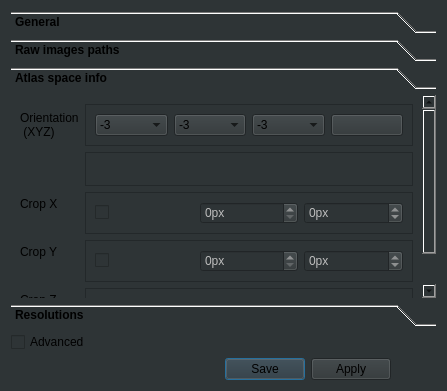
Before: the Qt Designer form ClearMap/gui/creator/sample_tab.ui in ClearAnatomics/ClearMap, drawn with Qt 5.
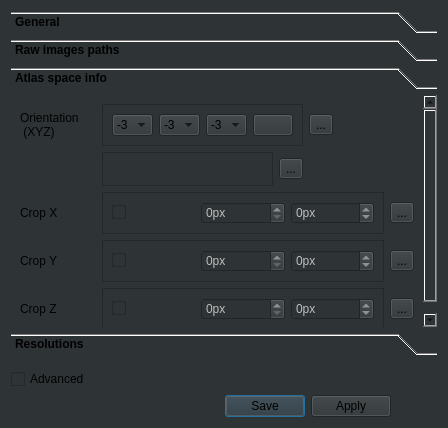
After: the same form once the commit is applied. The open tabs and pages were chosen to show the change. Icons and pictures are not drawn.

Patch:
```diff
--- a/ClearMap/gui/creator/sample_tab.ui
+++ b/ClearMap/gui/creator/sample_tab.ui
@@ -6,8 +6,8 @@
    <rect>
     <x>0</x>
     <y>0</y>
-    <width>447</width>
-    <height>391</height>
+    <width>448</width>
+    <height>428</height>
    </rect>
   </property>
   <property name="windowTitle">
@@ -228,24 +228,30 @@
         <property name="geometry">
          <rect>
           <x>0</x>
-          <y>-65</y>
-          <width>413</width>
+          <y>-28</y>
+          <width>414</width>
           <height>252</height>
          </rect>
         </property>
         <attribute name="label">
          <string>Atlas space info</string>
         </attribute>
-        <layout class="QFormLayout" name="formLayout_4">
+        <layout class="QGridLayout" name="gridLayout_2">
          <item row="0" column="0">
-          <widget class="QLabel" name="label_5">
+          <widget class="QLabel" name="sampleOrientationLbl">
+           <property name="toolTip">
+            <string>The orientation of the sample during acquisition</string>
+           </property>
+           <property name="whatsThis">
+            <string>&lt;html&gt;&lt;head/&gt;&lt;body&gt;&lt;p&gt;The order in which are represented the X, Y and Z axes. A minus sign indicates an inversion of the axis direction. &lt;span style=&quot; color:#edd400;&quot;&gt;WARNING: do not select the same order for multiple axes.&lt;/span&gt;&lt;/p&gt;&lt;p&gt;Once selected, click on the magnifying glass to view the result.&lt;/p&gt;&lt;/body&gt;&lt;/html&gt;</string>
+           </property>
            <property name="text">
             <string>Orientation
  (XYZ)</string>
            </property>
           </widget>
          </item>
-         <item row="0" column="1">
+         <item row="0" column="1" colspan="2">
           <widget class="QFrame" name="frame">
            <property name="frameShape">
             <enum>QFrame::StyledPanel</enum>
@@ -382,8 +388,25 @@
            </layout>
           </widget>
          </item>
+         <item row="0" column="3" colspan="2">
+          <widget class="QToolButton" name="sampleOrientationInfoToolButton">
+           <property name="text">
+            <string>...</string>
+           </property>
+           <property name="icon">
+            <iconset resource="icons.qrc">
+             <normaloff>:/icons/icons/info.svg</normaloff>:/icons/icons/info.svg</iconset>
+           </property>
+          </widget>
+         </item>
          <item row="1" column="1">
-          <widget class="QFrame" name="frame_2">
+          <widget class="QFrame" name="miniBrainFrame">
+           <property name="toolTip">
+            <string>The orientation of the sample</string>
+           </property>
+           <property name="whatsThis">
+            <string>&lt;html&gt;&lt;head/&gt;&lt;body&gt;&lt;p&gt;This is a sketch of the sample as it was oriented during your scan.&lt;/p&gt;&lt;/body&gt;&lt;/html&gt;</string>
+           </property>
            <property name="frameShape">
             <enum>QFrame::StyledPanel</enum>
            </property>
@@ -405,14 +428,31 @@
            </layout>
           </widget>
          </item>
+         <item row="1" column="2">
+          <widget class="QToolButton" name="miniBrainFrameInfoToolButton">
+           <property name="text">
+            <string>...</string>
+           </property>
+           <property name="icon">
+            <iconset resource="icons.qrc">
+             <normaloff>:/icons/icons/info.svg</normaloff>:/icons/icons/info.svg</iconset>
+           </property>
+          </widget>
+         </item>
          <item row="2" column="0">
-          <widget class="QLabel" name="label">
+          <widget class="QLabel" name="sampleCropXLbl">
+           <property name="toolTip">
+            <string>How the sample is cropped along X</string>
+           </property>
+           <property name="whatsThis">
+            <string>&lt;html&gt;&lt;head/&gt;&lt;body&gt;&lt;p&gt;How to crop the atlas along X to match the sample. &lt;span style=&quot; color:#729fcf;&quot;&gt;NOTE: Values in pixels.&lt;/span&gt; To select the appropriate values, open the atlas in the same orientation (in ClearMap/Resources/Atlas).&lt;/p&gt;&lt;/body&gt;&lt;/html&gt;</string>
+           </property>
            <property name="text">
             <string>Crop X</string>
            </property>
           </widget>
          </item>
-         <item row="2" column="1">
+         <item row="2" column="1" colspan="3">
           <widget class="QFrame" name="sliceXDoublet">
            <property name="frameShape">
             <enum>QFrame::StyledPanel</enum>
@@ -466,14 +506,31 @@
            </layout>
           </widget>
          </item>
+         <item row="2" column="4">
+          <widget class="QToolButton" name="sampleCropXLblInfoToolButton">
+           <property name="text">
+            <string>...</string>
+           </property>
+           <property name="icon">
+            <iconset resource="icons.qrc">
+             <normaloff>:/icons/icons/info.svg</normaloff>:/icons/icons/info.svg</iconset>
+           </property>
+          </widget>
+         </item>
          <item row="3" column="0">
-          <widget class="QLabel" name="label_3">
+          <widget class="QLabel" name="sampleCropYLbl">
+           <property name="toolTip">
+            <string>How the sample is cropped along Y</string>
+           </property>
+           <property name="whatsThis">
+            <string>&lt;html&gt;&lt;head/&gt;&lt;body&gt;&lt;p&gt;How to crop the atlas along Y to match the sample. &lt;span style=&quot; color:#729fcf;&quot;&gt;NOTE: Values in pixels.&lt;/span&gt; To select the appropriate values, open the atlas in the same orientation (in ClearMap/Resources/Atlas).&lt;/p&gt;&lt;/body&gt;&lt;/html&gt;</string>
+           </property>
            <property name="text">
             <string>Crop Y</string>
            </property>
           </widget>
          </item>
-         <item row="3" column="1">
+         <item row="3" column="1" colspan="3">
           <widget class="QFrame" name="sliceYDoublet">
            <property name="frameShape">
             <enum>QFrame::StyledPanel</enum>
@@ -527,14 +584,31 @@
            </layout>
           </widget>
          </item>
+         <item row="3" column="4">
+          <widget class="QToolButton" name="sampleCropYLblInfoToolButton">
+           <property name="text">
+            <string>...</string>
+           </property>
+           <property name="icon">
+            <iconset resource="icons.qrc">
+             <normaloff>:/icons/icons/info.svg</normaloff>:/icons/icons/info.svg</iconset>
+           </property>
+          </widget>
+         </item>
          <item row="4" column="0">
-          <widget class="QLabel" name="label_4">
+          <widget class="QLabel" name="sampleCropZLbl">
+           <property name="toolTip">
+            <string>How the sample is cropped along Z</string>
+           </property>
+           <property name="whatsThis">
+            <string>&lt;html&gt;&lt;head/&gt;&lt;body&gt;&lt;p&gt;How to crop the atlas along Z to match the sample. &lt;span style=&quot; color:#729fcf;&quot;&gt;NOTE: Values in pixels.&lt;/span&gt; To select the appropriate values, open the atlas in the same orientation (in ClearMap/Resources/Atlas).&lt;/p&gt;&lt;/body&gt;&lt;/html&gt;</string>
+           </property>
            <property name="text">
             <string>Crop Z</string>
            </property>
           </widget>
          </item>
-         <item row="4" column="1">
+         <item row="4" column="1" colspan="3">
           <widget class="QFrame" name="sliceZDoublet">
            <property name="frameShape">
             <enum>QFrame::StyledPanel</enum>
@@ -588,6 +662,17 @@
            </layout>
           </widget>
          </item>
+         <item row="4" column="4">
+          <widget class="QToolButton" name="sampleCropZLblInfoToolButton">
+           <property name="text">
+            <string>...</string>
+           </property>
+           <property name="icon">
+            <iconset resource="icons.qrc">
+             <normaloff>:/icons/icons/info.svg</normaloff>:/icons/icons/info.svg</iconset>
+           </property>
+          </widget>
+         </item>
         </layout>
        </widget>
        <widget class="QWidget" name="page_3">
```
Left out of the diff: 307 changed lines with no effect on the pictures.
